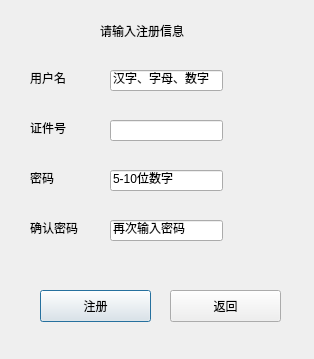
Qt form BookingSys/registerdialog.ui (Sugar-Coder/BS) before a commit.
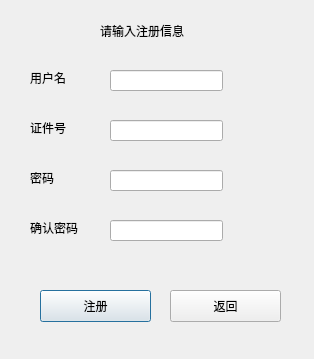
The same form after that commit.

Diff of the .ui file:
```diff
--- a/BookingSys/registerdialog.ui
+++ b/BookingSys/registerdialog.ui
@@ -88,7 +88,7 @@
     </rect>
    </property>
    <property name="text">
-    <string>汉字、字母、数字</string>
+    <string/>
    </property>
   </widget>
   <widget class="QLineEdit" name="id">
@@ -111,7 +111,10 @@
     </rect>
    </property>
    <property name="text">
-    <string>5-10位数字</string>
+    <string/>
+   </property>
+   <property name="echoMode">
+    <enum>QLineEdit::PasswordEchoOnEdit</enum>
    </property>
   </widget>
   <widget class="QLineEdit" name="Rpassword">
@@ -124,7 +127,10 @@
     </rect>
    </property>
    <property name="text">
-    <string>再次输入密码</string>
+    <string/>
+   </property>
+   <property name="echoMode">
+    <enum>QLineEdit::PasswordEchoOnEdit</enum>
    </property>
   </widget>
   <widget class="QPushButton" name="regButton">
```
